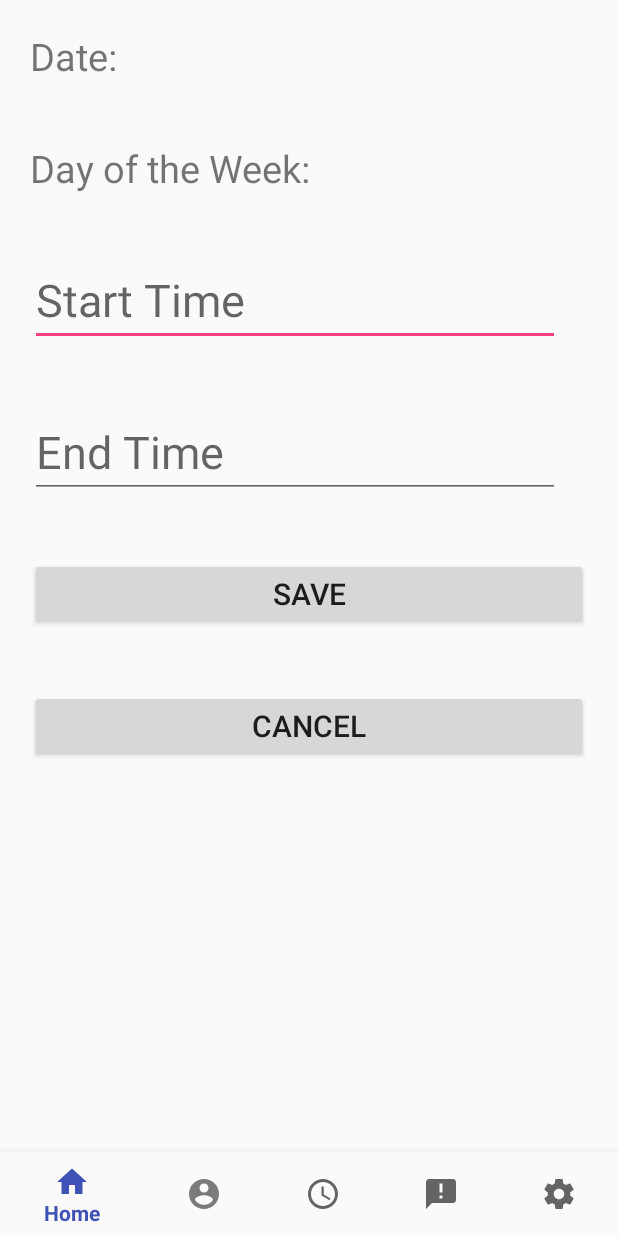
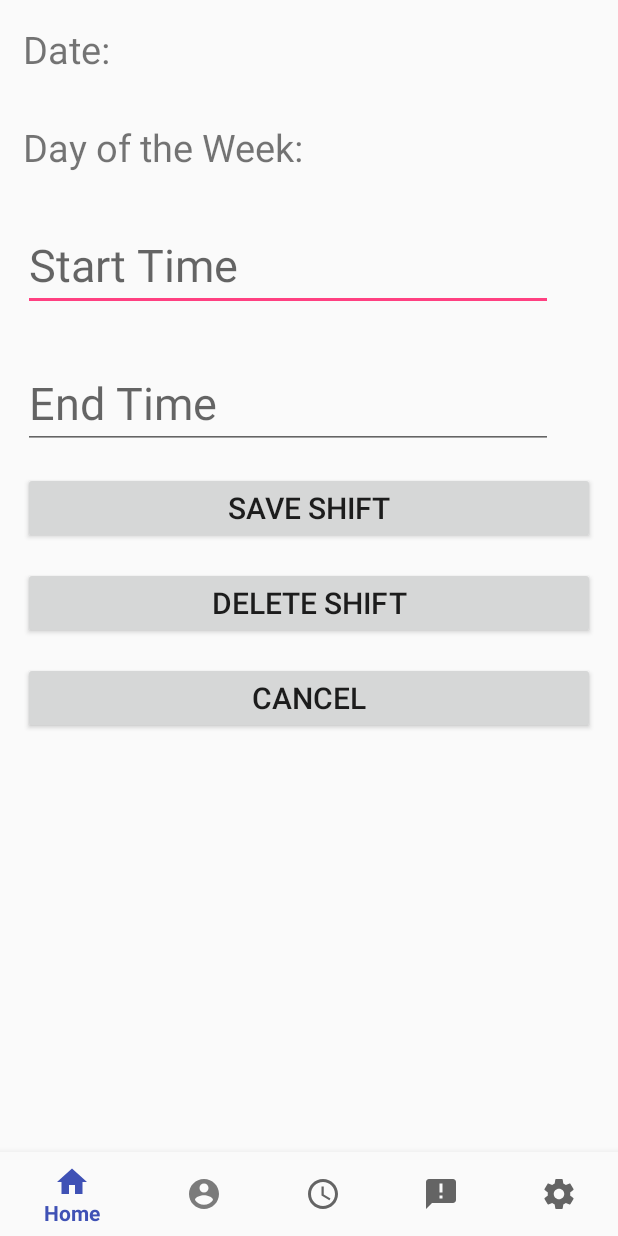
Before and after one commit to MJSanfelippo/CECS491Project, an Android app: the layout activity_edit_employee_shift.xml on its own in the app's theme, with its tools: preview values and no code run, on a phone screen of 412 x 824 dp. Run offline under Robolectric (Android 15) with nearby library versions, the phone set to English and light mode, and no system bars.

Commit message:
Added delete shift button funtionality, will clean up code later probably maybe

```diff
--- a/app/src/main/res/layout/activity_edit_employee_shift.xml
+++ b/app/src/main/res/layout/activity_edit_employee_shift.xml
@@ -25,7 +25,7 @@
 
         <TextView
             android:id="@+id/dateTextView"
-            android:layout_margin="20dp"
+            android:layout_margin="15dp"
             android:layout_width="wrap_content"
             android:layout_height="match_parent"
             android:text="Date:"
@@ -33,7 +33,7 @@
 
         <TextView
             android:id="@+id/dayOfWeekTextView"
-            android:layout_margin="20dp"
+            android:layout_margin="15dp"
             android:layout_width="wrap_content"
             android:layout_height="match_parent"
             android:text="Day of the Week:"
@@ -43,7 +43,7 @@
         <EditText
             android:id="@+id/startTimeEditText"
             android:layout_height="match_parent"
-            android:layout_margin="20dp"
+            android:layout_margin="15dp"
             android:layout_width="wrap_content"
             android:ems="10"
             android:inputType="time"
@@ -54,7 +54,7 @@
             android:id="@+id/endTimeEditText"
             android:layout_height="match_parent"
             android:layout_width="wrap_content"
-            android:layout_margin="20dp"
+            android:layout_margin="15dp"
             android:ems="10"
             android:inputType="time"
             android:hint="End Time"
@@ -62,20 +62,33 @@
 
         <Button
             android:id="@+id/saveButton"
-            android:text="Save"
-            android:layout_margin="20dp"
+            android:text="Save Shift"
+            android:layout_marginLeft="15dp"
+            android:layout_marginRight="15dp"
             android:layout_height="match_parent"
             android:layout_width="match_parent"
-            android:textSize="20dp"
+            android:textSize="20sp"
             />
+
+        <Button
+            android:id="@+id/deleteShiftButton"
+            android:layout_width="match_parent"
+            android:layout_marginLeft="15dp"
+            android:layout_marginRight="15dp"
+            android:layout_marginTop="15dp"
+            android:textSize="20sp"
+            android:layout_height="match_parent"
+            android:text="Delete Shift"/>
 
         <Button
             android:id="@+id/cancelButton"
             android:layout_height="match_parent"
             android:layout_width="match_parent"
             android:text="Cancel"
-            android:layout_margin="20dp"
-            android:textSize="20dp"
+            android:layout_marginLeft="15dp"
+            android:layout_marginRight="15dp"
+            android:layout_marginTop="15dp"
+            android:textSize="20sp"
             />
 
     </LinearLayout>
```
Also changed, not shown: app/src/main/java/cecs491/android/csulb/edu/cecs491project/EditEmployeeShift.java (+21 -10 lines).
